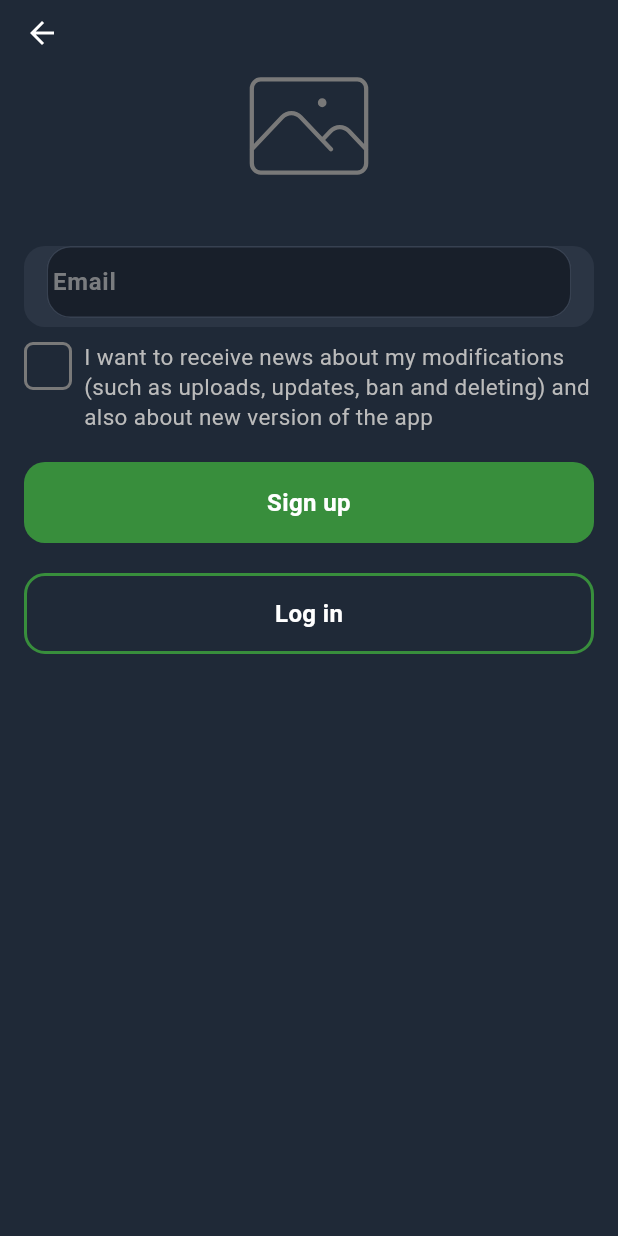
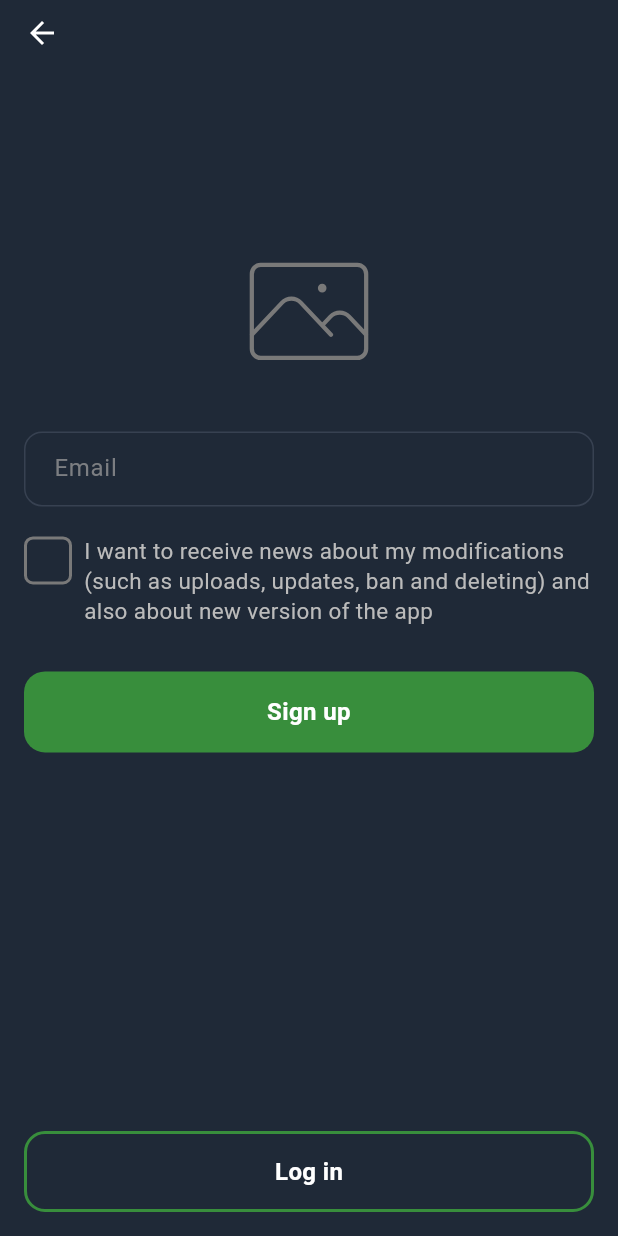
Before and after one commit to esclient/mobile-app, a Flutter app: the SignUpPage screen opened directly, on a phone screen of 412 x 824 dp. Run offline on Flutter 3.47's test engine with Material 3 defaults, Android fonts, the phone set to English and light mode, and no system bars; our stand-ins replace flutter_svg, graphql_flutter; network calls fail.

Commit message:
Правки экрана регистрации

```diff
--- a/lib/pages/signup_page.dart
+++ b/lib/pages/signup_page.dart
@@ -37,13 +37,6 @@ class _SignUpPageState extends State<SignUpPage> {
     return Scaffold(
       backgroundColor: const Color(0xFF1F2937),
       body: SafeArea(
-        child: LayoutBuilder(
-          builder: (context, constraints) {
-            return SingleChildScrollView(
-              child: ConstrainedBox(
-                constraints: BoxConstraints(
-                  minHeight: constraints.maxHeight,
-                ),
         child: Column(
           children: [
             // Back button
@@ -63,11 +56,15 @@ class _SignUpPageState extends State<SignUpPage> {
               ),
             ),
 
-                    // Main content positioned in center
+            // Main content - scrollable
             Expanded(
+              child: SingleChildScrollView(
+                padding: const EdgeInsets.symmetric(horizontal: 16),
                 child: Column(
-                        mainAxisAlignment: MainAxisAlignment.center,
                   children: [
+                    // Add top spacing to center content
+                    SizedBox(height: MediaQuery.of(context).size.height * 0.15),
+
                     // Logo section
                     const SvgIcon(
                       assetPath: 'lib/icons/logo.svg',
@@ -78,72 +75,24 @@ class _SignUpPageState extends State<SignUpPage> {
 
                     // Form section
                     Column(
-                            mainAxisSize: MainAxisSize.min,
                       children: [
-                              // Email field section
-                              Container(
-                                height: 124,
-                                child: Column(
-                                  mainAxisSize: MainAxisSize.min,
-                                  mainAxisAlignment: MainAxisAlignment.center,
-                                  crossAxisAlignment: CrossAxisAlignment.center,
-                                  children: [
-                                    // Email input
-                                    Container(
-                                      width: double.infinity,
-                                      padding: const EdgeInsets.symmetric(horizontal: 16),
-                                      child: Container(
-                                        width: double.infinity,
-                                        height: 54,
-                                        padding: const EdgeInsets.symmetric(horizontal: 15),
-                                        decoration: BoxDecoration(
-                                          color: _isEmailActive
-                                              ? const Color(0xFF374151)
-                                              : const Color(0x7F374151),
-                                          borderRadius: BorderRadius.circular(14),
-                                          border: _isEmailActive
-                                              ? Border.all(color: const Color(0xFF388E3C), width: 1)
-                                              : null,
-                                        ),
-                                        child: TextField(
+                        // Email field
+                        _buildInputField(
                           controller: _emailController,
                           focusNode: _emailFocus,
-                                          keyboardType: TextInputType.emailAddress,
-                                          style: const TextStyle(
-                                            color: Colors.white,
-                                            fontSize: 16,
-                                            fontFamily: 'Roboto',
-                                            fontWeight: FontWeight.w400,
+                          placeholder: 'Email',
+                          isActive: _isEmailActive,
                         ),
-                                          decoration: const InputDecoration(
-                                            hintText: 'Email',
-                                            hintStyle: TextStyle(
-                                              color: Color(0xBF9B9B9B),
-                                              fontSize: 16,
-                                              fontFamily: 'Roboto',
-                                              fontWeight: FontWeight.w600,
-                                            ),
-                                            border: InputBorder.none,
-                                            contentPadding: EdgeInsets.zero,
-                                          ),
-                                          onSubmitted: (_) => _handleSignUp(),
-                                        ),
-                                      ),
-                                    ),
-                                    const SizedBox(height: 10),
+                        const SizedBox(height: 20),
 
                         // Checkbox section
-                                    Container(
-                                      width: double.infinity,
-                                      padding: const EdgeInsets.symmetric(horizontal: 16),
-                                      child: GestureDetector(
+                        GestureDetector(
                           onTap: () {
                             setState(() {
                               _receiveUpdates = !_receiveUpdates;
                             });
                           },
                           child: Row(
-                                          mainAxisAlignment: MainAxisAlignment.center,
                             crossAxisAlignment: CrossAxisAlignment.start,
                             children: [
                               // Checkbox
@@ -188,17 +137,10 @@ class _SignUpPageState extends State<SignUpPage> {
                             ],
                           ),
                         ),
-                                    ),
-                                  ],
-                                ),
-                              ),
-                              const SizedBox(height: 20),
+                        const SizedBox(height: 30),
 
                         // Sign up button
-                              Container(
-                                height: 54,
-                                padding: const EdgeInsets.symmetric(horizontal: 16),
-                                child: GestureDetector(
+                        GestureDetector(
                           onTap: _isLoading ? null : _handleSignUp,
                           child: Container(
                             width: double.infinity,
@@ -230,25 +172,20 @@ class _SignUpPageState extends State<SignUpPage> {
                             ),
                           ),
                         ),
-                              ),
+
+                        // Add spacing before bottom section
+                        SizedBox(height: MediaQuery.of(context).size.height * 0.15),
                       ],
                     ),
                   ],
                 ),
               ),
+            ),
 
-                    // Bottom log in section
+            // Bottom log in section - fixed at bottom
             Container(
               width: double.infinity,
-                      height: 94,
-                      child: Column(
-                        mainAxisSize: MainAxisSize.min,
-                        mainAxisAlignment: MainAxisAlignment.center,
-                        crossAxisAlignment: CrossAxisAlignment.center,
-                        children: [
-                          Container(
-                            width: double.infinity,
-                            padding: const EdgeInsets.symmetric(horizontal: 16),
+              padding: const EdgeInsets.all(16),
               child: GestureDetector(
                 onTap: () => Navigator.of(context).pop(),
                 child: Container(
@@ -278,12 +215,64 @@ class _SignUpPageState extends State<SignUpPage> {
           ],
         ),
       ),
-                  ],
+    );
+  }
+
+  Widget _buildInputField({
+    required TextEditingController controller,
+    required FocusNode focusNode,
+    required String placeholder,
+    required bool isActive,
+  }) {
+    return SizedBox(
+      height: 50,
+      child: TextField(
+        controller: controller,
+        focusNode: focusNode,
+        keyboardType: TextInputType.emailAddress,
+        style: const TextStyle(
+          color: Colors.white,
+          fontSize: 16,
+          fontFamily: 'Roboto',
+          fontWeight: FontWeight.w400,
+        ),
+        decoration: InputDecoration(
+          hintText: placeholder,
+          hintStyle: const TextStyle(
+            color: Color(0xBF9B9B9B),
+            fontSize: 16,
+            fontFamily: 'Roboto',
+            fontWeight: FontWeight.w400,
+          ),
+          border: OutlineInputBorder(
+            borderRadius: BorderRadius.circular(12),
+            borderSide: const BorderSide(
+              color: Color(0xFF374151),
+              width: 1,
             ),
           ),
-            );
-          },
+          enabledBorder: OutlineInputBorder(
+            borderRadius: BorderRadius.circular(12),
+            borderSide: const BorderSide(
+              color: Color(0xFF374151),
+              width: 1,
             ),
+          ),
+          focusedBorder: OutlineInputBorder(
+            borderRadius: BorderRadius.circular(12),
+            borderSide: const BorderSide(
+              color: Color(0xFF388E3C),
+              width: 1,
+            ),
+          ),
+          contentPadding: const EdgeInsets.symmetric(
+            horizontal: 16,
+            vertical: 14,
+          ),
+          fillColor: Colors.transparent,
+          filled: true,
+        ),
+        onSubmitted: (_) => _handleSignUp(),
       ),
     );
   }
```
Lines whose indentation alone changed are shown as unchanged.
